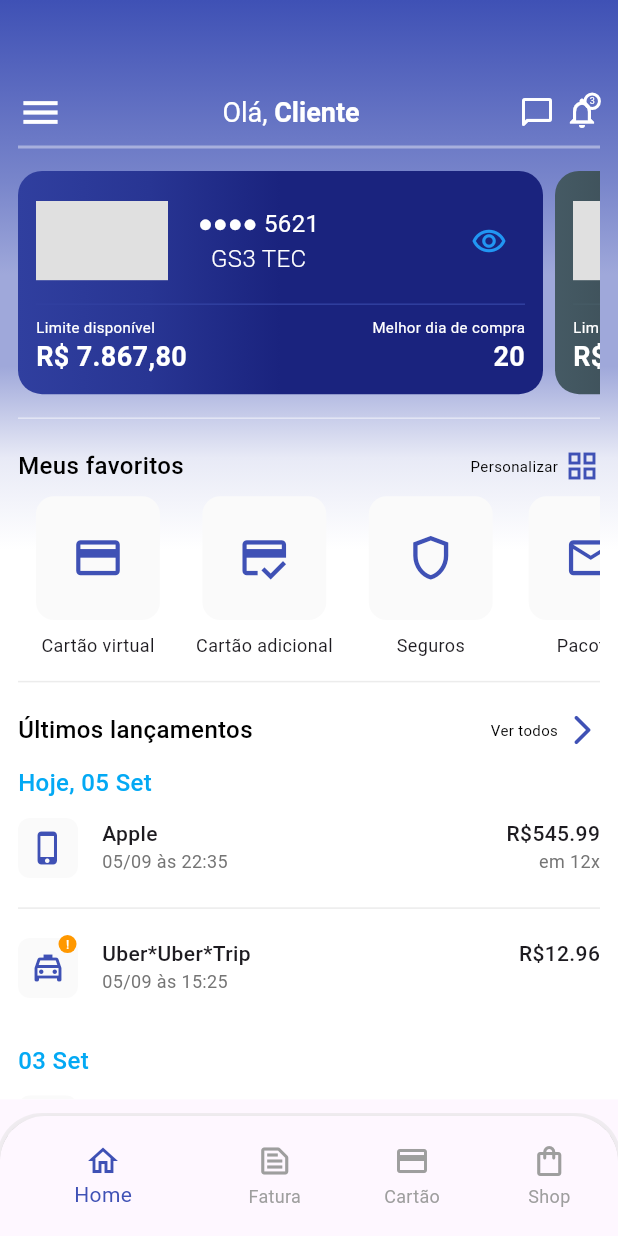
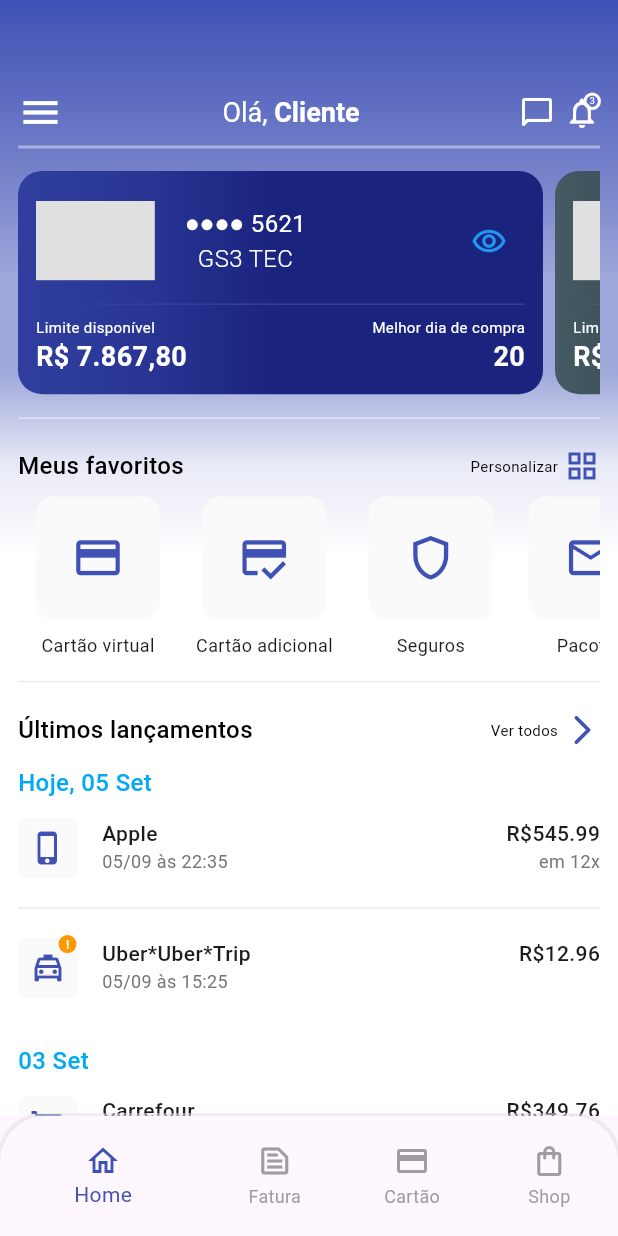
Before and after one commit to mmatheusfas/gs3_teste, a Flutter app: the screen it shows after launch, on a phone screen of 412 x 824 dp. Run offline on Flutter 3.47's test engine with Material 3 defaults, Android fonts, the phone set to English and light mode, and no system bars.

Commit message:
[UPDATE] Refactor Home and Card Banner Widget

```diff
--- a/lib/features/home/home_view.dart
+++ b/lib/features/home/home_view.dart
@@ -117,7 +117,7 @@ class _HomeViewState extends State<HomeView> {
                 ),
                 const SizedBox(height: 12),
                 SizedBox(
-                  height: sizeOf.height * .27,
+                  height: sizeOf.height * .3,
                   child: ListView(
                     padding: EdgeInsets.zero,
                     children: [
--- a/lib/features/home/widgets/card_banner_widget.dart
+++ b/lib/features/home/widgets/card_banner_widget.dart
@@ -67,7 +67,7 @@ class _CardBannerWidgetState extends State<CardBannerWidget> {
                 Padding(
                   padding: const EdgeInsets.symmetric(vertical: 8),
                   child: AspectRatio(
-                    aspectRatio: 1 / 0.6,
+                    aspectRatio: 0.9 / 0.6,
                     child: Container(
                       color: Colors.grey.shade300,
                     ),
```
